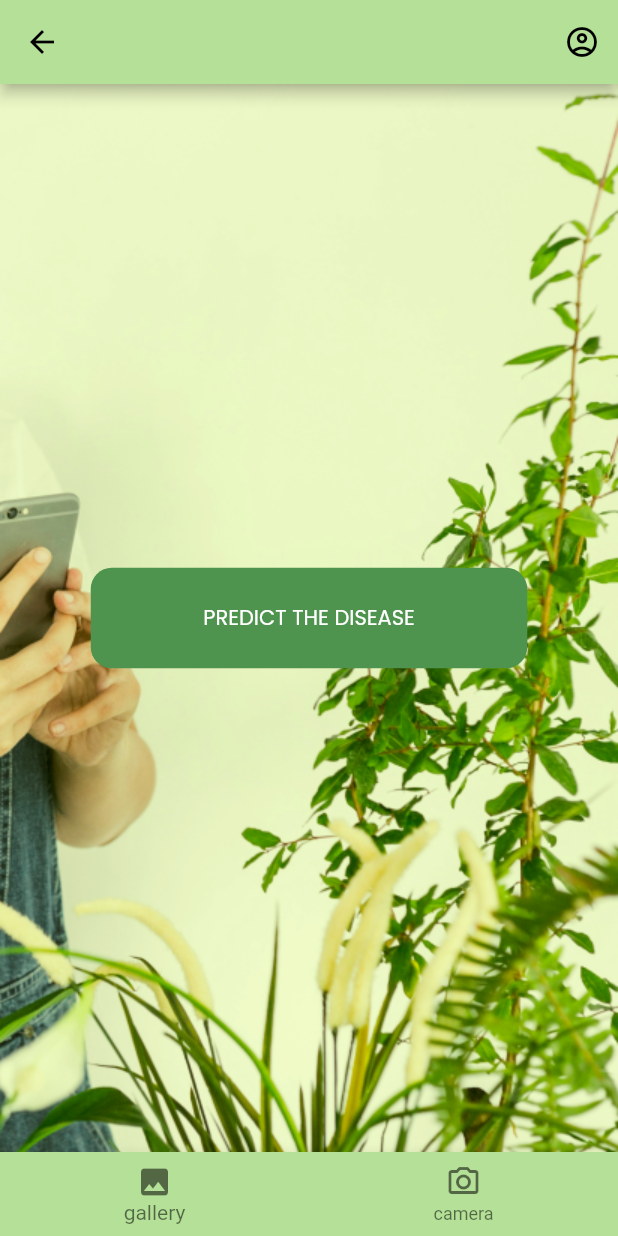
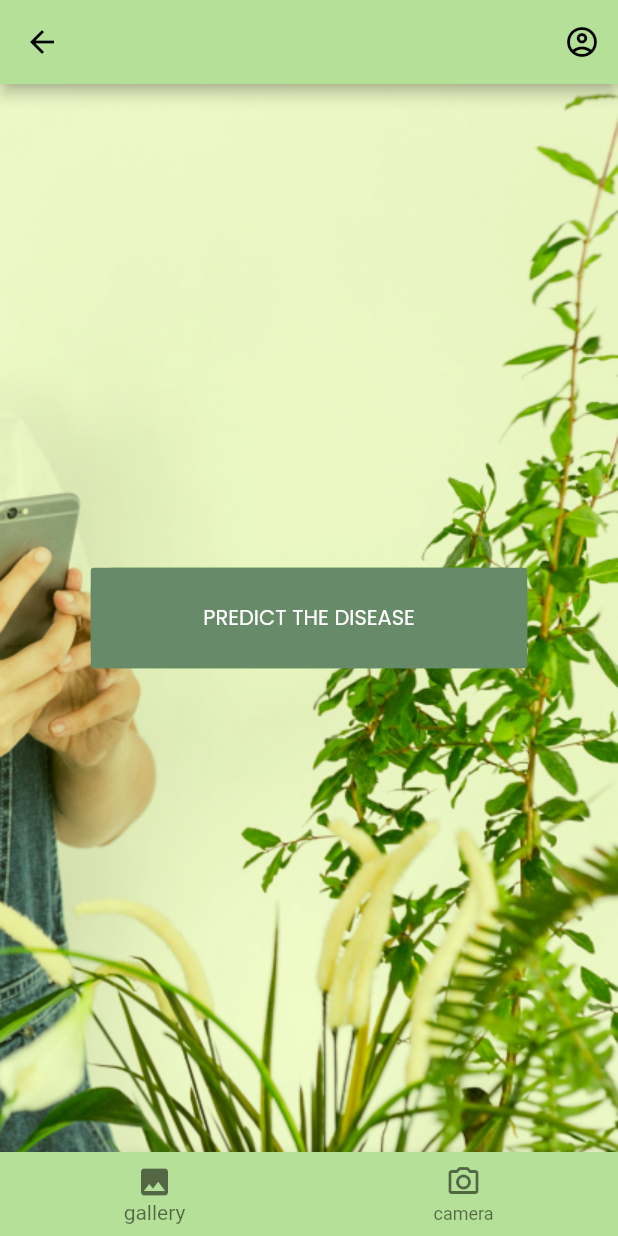
Before and after one commit to muhamedusama/plantdisease, a Flutter app: the ModelScreen screen opened directly, on a phone screen of 412 x 824 dp. Run offline on Flutter 3.47's test engine with Material 2 defaults, Android fonts, the phone set to English and light mode, and no system bars; our stand-ins replace cloud_firestore, conditional_builder_null_safety, expandable_text, firebase_auth, firebase_core, firebase_storage and 5 more; accounts and stored records are empty.

Commit message:
second seminar

```diff
--- a/lib/screens/model/home_screen.dart
+++ b/lib/screens/model/home_screen.dart
@@ -53,7 +53,7 @@ class HomeScreen extends StatelessWidget {
               ),
               ListTile(
                   leading: Icon(Icons.info_outline),
-                  title: Text('mido'),
+                  title: Text('trial'),
                   onTap: (){
                    // navigateTo(context, LoginScreen());
                   },
@@ -105,5 +105,7 @@ class HomeScreen extends StatelessWidget {
         },
 
       );
+
+
   }
 }
--- a/lib/screens/model/model_screen.dart
+++ b/lib/screens/model/model_screen.dart
@@ -25,9 +25,7 @@ class ModelScreen extends StatelessWidget {
   @override
   Widget build(BuildContext context) {
 
-    return BlocProvider(
-        create: (BuildContext context) => modelcubit(),
-    child: BlocConsumer< modelcubit,modelstates>(
+    return BlocConsumer< modelcubit,modelstates>(
         listener: (context, state) {
           if (predictionplant=="not defined")
           {
@@ -49,6 +47,7 @@ class ModelScreen extends StatelessWidget {
         },
         builder: (context, state) {
           var x = modelcubit.get(context).model;
+          print(x.name!+"AAAAAAAAAAAAAAAAAAAAAAAAAAAAAAAAAAAAAa");
           return  Scaffold(
             bottomNavigationBar: BottomNavigationBar(
               selectedItemColor: Colors.black54,
@@ -91,7 +90,6 @@ class ModelScreen extends StatelessWidget {
                       ,style: TextStyle(color: Colors.black,fontSize: 20,fontFamily: 'poppins'),),
                   ],
 
-
                 )
                 ,IconButton(icon: Icon(
                   Icons.account_circle_outlined,
@@ -103,13 +101,17 @@ class ModelScreen extends StatelessWidget {
             ),
             backgroundColor: backgroundcolor,
             body: Container(
-              child: Center(child: defaultButton(function: (){
+              child: Center(child: disabledbutton(
+                function: ()
+                {
                 modelcubit.get(context).uploadimage();
               },
+
                 text: 'predict the disease', height: 67,
                 width: 291,
                 radius: 14,
-              )),
+              ),
+              ),
               decoration: BoxDecoration(
                 image: DecorationImage(
                   image: AssetImage("assets/editplant.png"),
@@ -120,8 +122,8 @@ class ModelScreen extends StatelessWidget {
 
           );
         },
-      ),
-    );
+      );
+
   }
 }
 
--- a/lib/screens/model/prediction.dart
+++ b/lib/screens/model/prediction.dart
@@ -110,10 +110,10 @@ class Prediction extends StatelessWidget {
                             _showPopup(context);
                              }, // call _handleClick when the text is tapped
                              child: Text(
-                               'Recommended Solutions',
+                               recommondedsolution,
                                style: TextStyle(
-                                 fontSize: 30,
-                                 color: Colors.red,
+                                 fontSize: 25,
+                                 color: Colors.black,
                                  decoration: TextDecoration.underline,
                                ),
                              )
--- a/lib/screens/register/register_screen.dart
+++ b/lib/screens/register/register_screen.dart
@@ -26,7 +26,7 @@ class RegisterScreen extends StatelessWidget {
         listener: (context, state) {
           if (state is RegisterErrorStates)
           {
-            showToast (text: state.error,color: Colors.red, state: ToastStates. ERROR);
+            showToast (text: "This email is already used",color: Colors.red, state: ToastStates. ERROR);
           }
           if (state is CreateUserSuccessStates)
           {
--- a/lib/shared/components.dart
+++ b/lib/shared/components.dart
@@ -10,11 +10,16 @@ String treatment = "";
 String? token = "";
 File uploadedimage=File('');
 String uploadedicons='';
-
+bool ischecked=false;
+String recommondedsolution="";
 Color backgroundcolor=Color(0xffE9EFC0);
 Color textcolor=Color(0xff2C5611);
 Color iconscolor=Color(0xff83BD75);
 Color appbarcolor=Color(0xffB4E197);
+
+
+
+
 //final username;
 Widget defaultButton({
   //double width = double.infinity,
@@ -34,9 +39,9 @@ Widget defaultButton({
   height: height,
   //color: background,
   child: MaterialButton(
-
     shape: RoundedRectangleBorder(
     ),
+
     onPressed: (){
       function();
     },
@@ -48,6 +53,7 @@ Widget defaultButton({
           fontFamily: 'poppins'
       ),
     ),
+
   ),
 );
 
@@ -203,3 +209,39 @@ bool isEmail(String value) {
   RegExp(r'^[\w-\.]+@([\w-]+\.)+[\w-]{2,4}$');
   return emailRegex.hasMatch(value);
 }
+
+
+Widget disabledbutton({
+  //double width = double.infinity,
+  Color background = Colors.teal,
+  required Function function,
+  bool upper = true,
+  required String text,
+  required double height,
+  required double width,
+  required double radius,
+}) => Container(
+  decoration: BoxDecoration(
+    color: Color(0xff4E944F),
+    borderRadius: BorderRadius.circular(radius),
+  ),
+  width: width,
+  height: height,
+  //color: background,
+  child: MaterialButton(
+    disabledColor: Color(0xff678b68),
+    onPressed: ischecked?(){
+      function();
+    }:null,
+
+    child: Text(
+      upper ? text.toUpperCase() : text,
+
+      style: TextStyle(
+          color: Colors.white,
+          fontFamily: 'poppins'
+      ),
+    ),
+
+  ),
+);
```
Also changed, not shown: lib/screens/forget_password/forgetpassword.dart (+7 -4 lines), lib/screens/login/login_screen.dart (+13 -13 lines), lib/screens/model/cubit/cubit.dart (+12 -2 lines).
